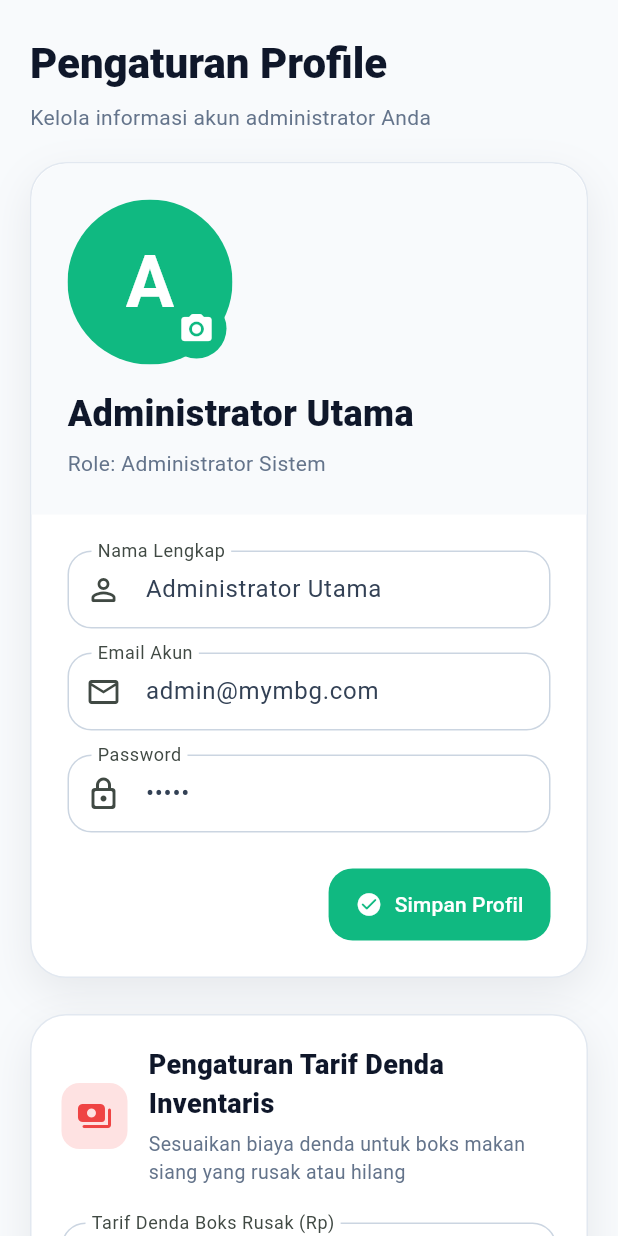
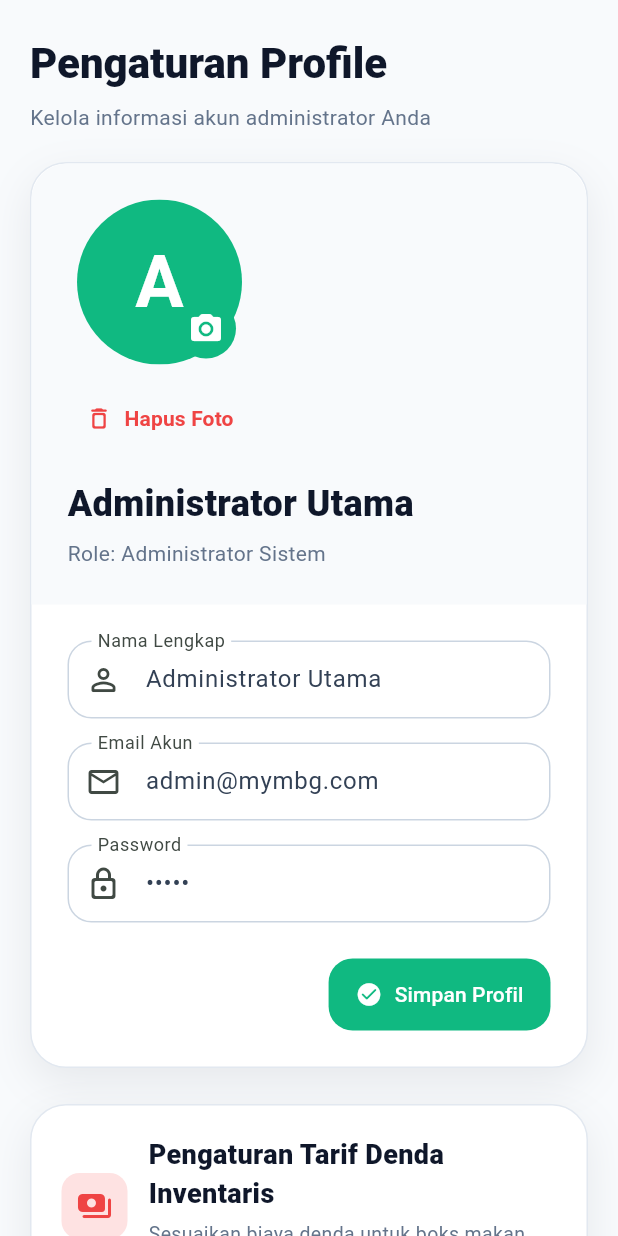
Before and after one commit to refkyaja/MyMbg, a Flutter app: the ProfileAdminScreen widget shown alone on an empty page, opened directly with empty values, on a phone screen of 412 x 824 dp. Run offline on Flutter 3.47's test engine with Material 3 defaults, Android fonts, the phone set to English and light mode, and no system bars; our stand-ins replace cloud_firestore, file_picker, firebase_core, pdf; missing offline and left inert: dart:html, excel; accounts and stored records are empty; generated files the repository leaves out were written again; network calls fail.

Commit message:
Validasi dan hapus pp

```diff
--- a/lib/screens/admin/menu_admin_screen.dart
+++ b/lib/screens/admin/menu_admin_screen.dart
@@ -3,6 +3,7 @@ import 'dart:convert';
 import 'dart:ui' as ui;
 import 'package:flutter/foundation.dart';
 import 'package:flutter/material.dart';
+import 'package:flutter/services.dart';
 import 'package:flutter/rendering.dart';
 import 'package:file_picker/file_picker.dart';
 
@@ -809,6 +810,9 @@ class _NutritionFieldState extends State<_NutritionField> {
     return TextFormField(
       controller: _controller,
       keyboardType: TextInputType.number,
+      inputFormatters: <TextInputFormatter>[
+        FilteringTextInputFormatter.digitsOnly,
+      ],
       decoration: InputDecoration(labelText: widget.label),
       onChanged: (String value) {
         if (_debounce?.isActive ?? false) _debounce!.cancel();
--- a/lib/screens/admin/profile_admin_screen.dart
+++ b/lib/screens/admin/profile_admin_screen.dart
@@ -325,7 +325,9 @@ class _ProfileAdminScreenState extends State<ProfileAdminScreen> {
                           builder: (BuildContext context, BoxConstraints constraints) {
                             final bool isWide = constraints.maxWidth > 640;
 
-                            final Widget avatar = Stack(
+                            final Widget avatar = Column(
+                              children: <Widget>[
+                                Stack(
                                   children: <Widget>[
                                     SizedBox(
                                       width: 110,
@@ -343,6 +345,29 @@ class _ProfileAdminScreenState extends State<ProfileAdminScreen> {
                                           backgroundColor: AppColors.emerald,
                                         ),
                                         icon: const Icon(Icons.camera_alt_rounded),
+                                      ),
+                                    ),
+                                  ],
+                                ),
+                                if (_photo.isNotEmpty)
+                                  Padding(
+                                    padding: const EdgeInsets.only(top: 12),
+                                    child: TextButton.icon(
+                                      onPressed: () {
+                                        setState(() {
+                                          _photo = '';
+                                          _isSaved = false;
+                                        });
+                                      },
+                                      style: TextButton.styleFrom(
+                                        foregroundColor: AppColors.red,
+                                        padding: const EdgeInsets.symmetric(horizontal: 12, vertical: 8),
+                                      ),
+                                      icon: const Icon(Icons.delete_outline_rounded, size: 18),
+                                      label: const Text(
+                                        'Hapus Foto',
+                                        style: TextStyle(fontWeight: FontWeight.w700),
+                                      ),
                                     ),
                                   ),
                               ],
```
Also changed, not shown: lib/screens/admin/classes_admin_screen.dart (+13 -0 lines), pubspec.lock, 1 other file. Lines whose indentation alone changed are shown as unchanged.
